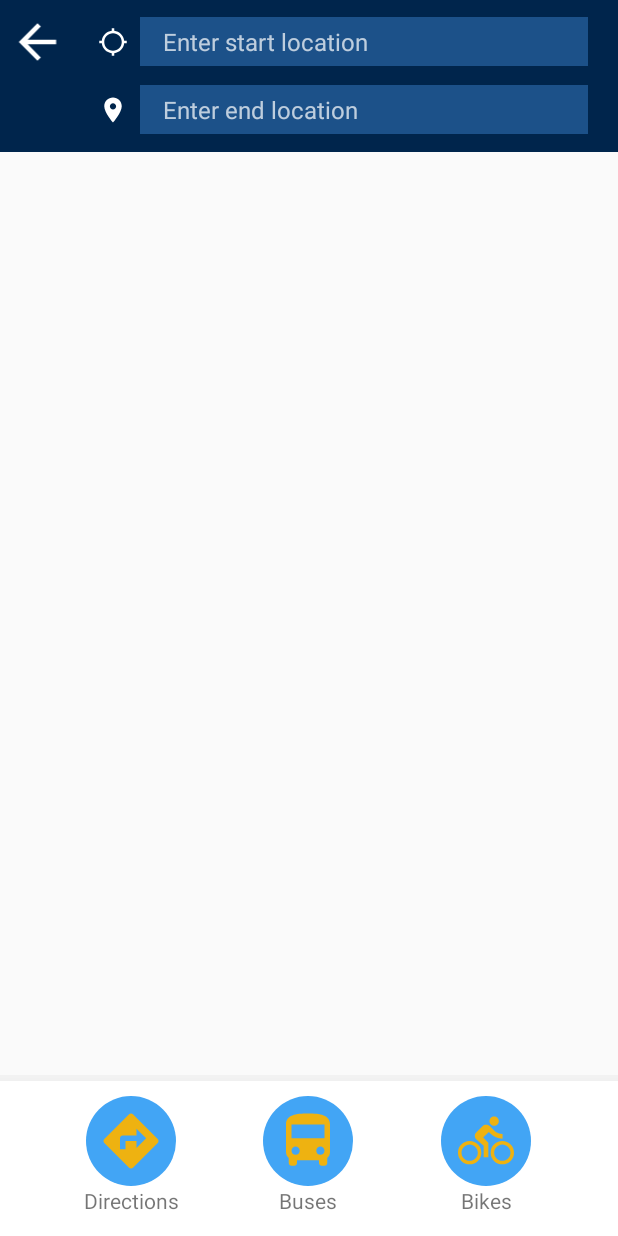
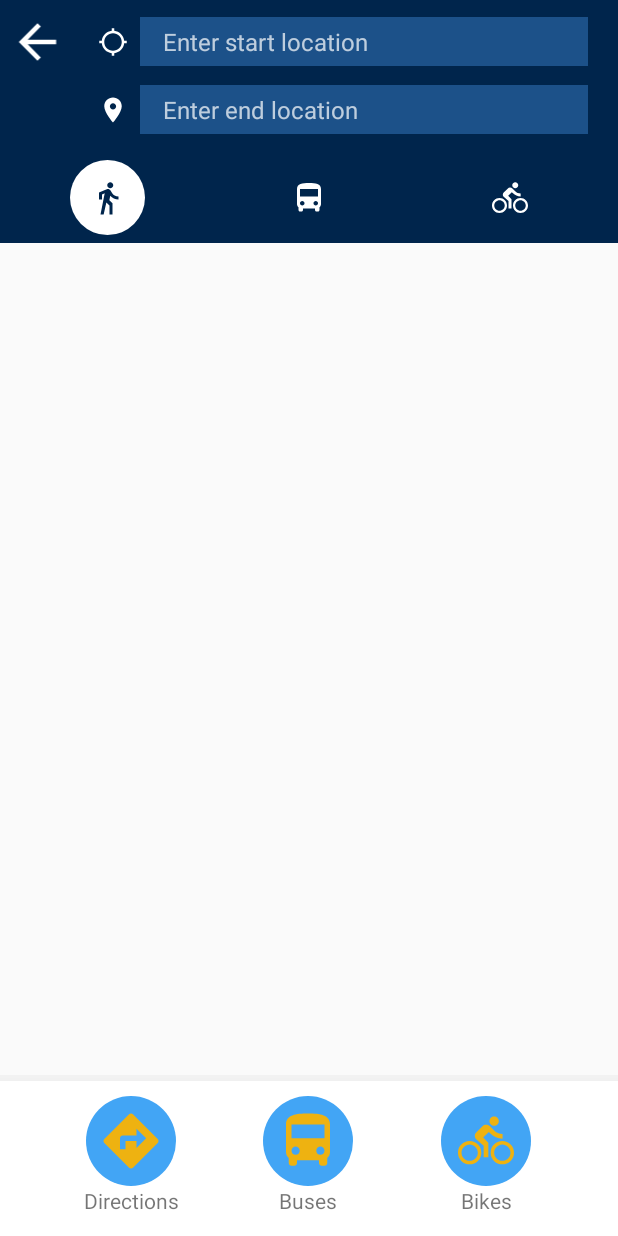
Before and after one commit to spybug/GTCampusNavigation, an Android app: the screen it shows after launch (MainActivity), after a tap on an icon or button, on a phone screen of 412 x 824 dp. Run offline under Robolectric (Android 15) with nearby library versions, the phone set to English and light mode, and no system bars; libraries missing offline, so code that uses them is left out: com.mapbox.mapboxsdk, com.mapbox.services; 10 statements that could not run were skipped.

Commit message:
Added directions mode choosing buttons and ability to switch between them
(cherry picked from commit 0e1ca51f73befa5587d36f7f87aea1e1e1e69cd6)

```diff
--- a/Android/app/src/main/java/com/spybug/gtnav/DirectionsMenuFragment.java
+++ b/Android/app/src/main/java/com/spybug/gtnav/DirectionsMenuFragment.java
@@ -1,6 +1,7 @@
 package com.spybug.gtnav;
 
 import android.content.Context;
+import android.graphics.Color;
 import android.net.Uri;
 import android.os.Bundle;
 import android.support.v4.app.Fragment;
@@ -11,6 +12,7 @@ import android.view.ViewGroup;
 import android.view.inputmethod.EditorInfo;
 import android.view.inputmethod.InputMethodManager;
 import android.widget.EditText;
+import android.widget.ImageButton;
 import android.widget.TextView;
 
 import com.mapbox.mapboxsdk.geometry.LatLng;
@@ -28,6 +30,12 @@ public class DirectionsMenuFragment extends Fragment {
     private OnFragmentInteractionListener mListener;
     private Communicator mCommunicator;
     private EditText startLocation, endLocation;
+    private ImageButton walkingButton, busesButton, bikingButton;
+
+    private enum SelectedMode {WALKING, BUSES, BIKING};
+    private SelectedMode curSelectedMode;
+
+    private final int transparent = Color.argb(0,0,0,0);
 
     public DirectionsMenuFragment() {
         // Required empty public constructor
@@ -58,10 +66,49 @@ public class DirectionsMenuFragment extends Fragment {
     public View onCreateView(LayoutInflater inflater, ViewGroup container,
                              Bundle savedInstanceState) {
         View v = inflater.inflate(R.layout.fragment_directions_menu, container, false);
+        final View myView = v;
 
         startLocation = v.findViewById(R.id.start_location);
         endLocation = v.findViewById(R.id.end_location);
-        final View myView = v;
+        walkingButton = v.findViewById(R.id.mode_walking_button);
+        busesButton = v.findViewById(R.id.mode_buses_button);
+        bikingButton = v.findViewById(R.id.mode_biking_button);
+
+        curSelectedMode = SelectedMode.WALKING; //Default to walking, but should load from user prefs/last value
+        modeChanged(curSelectedMode);
+
+        View.OnClickListener modeClickListener = new View.OnClickListener() {
+            @Override
+            public void onClick(View view) {
+                ImageButton clickedButton = (ImageButton) view;
+                switch (clickedButton.getId()) {
+                    case R.id.mode_walking_button:
+                        if (curSelectedMode != SelectedMode.WALKING) {
+                            modeChanged(SelectedMode.WALKING);
+                            curSelectedMode = SelectedMode.WALKING;
+                        }
+                        break;
+                    case R.id.mode_buses_button:
+                        if (curSelectedMode != SelectedMode.BUSES) {
+                            modeChanged(SelectedMode.BUSES);
+                            curSelectedMode = SelectedMode.BUSES;
+                        }
+                        break;
+                    case R.id.mode_biking_button:
+                        if (curSelectedMode != SelectedMode.BIKING) {
+                            modeChanged(SelectedMode.BIKING);
+                            curSelectedMode = SelectedMode.BIKING;
+                        }
+                        break;
+                    default:
+                        break;
+                }
+            }
+        };
+
+        walkingButton.setOnClickListener(modeClickListener);
+        busesButton.setOnClickListener(modeClickListener);
+        bikingButton.setOnClickListener(modeClickListener);
 
         endLocation.setOnEditorActionListener(new EditText.OnEditorActionListener() {
             @Override
@@ -91,6 +138,9 @@ public class DirectionsMenuFragment extends Fragment {
                 }
             }
         });
+
+
+
         return v;
     }
 
@@ -112,6 +162,39 @@ public class DirectionsMenuFragment extends Fragment {
         mListener = null;
     }
 
+    //Updates UI to select newMode
+    private void modeChanged(SelectedMode newMode) {
+        switch (newMode) {
+            case WALKING:
+                resetImageButton(bikingButton);
+                resetImageButton(busesButton);
+                focusImageButton(walkingButton);
+                break;
+            case BUSES:
+                resetImageButton(walkingButton);
+                resetImageButton(bikingButton);
+                focusImageButton(busesButton);
+                break;
+            case BIKING:
+                resetImageButton(walkingButton);
+                resetImageButton(busesButton);
+                focusImageButton(bikingButton);
+                break;
+            default:
+                break;
+        }
+    }
+
+    private void resetImageButton(ImageButton imageButton) {
+        imageButton.setBackgroundColor(transparent);
+        imageButton.setColorFilter(getResources().getColor(R.color.white));
+    }
+
+    private void focusImageButton(ImageButton imageButton) {
+        imageButton.setBackground(getResources().getDrawable(R.drawable.round_button_white));
+        imageButton.setColorFilter(getResources().getColor(R.color.directionsBar));
+    }
+
     /**
      * This interface must be implemented by activities that contain this
      * fragment to allow an interaction in this fragment to be communicated
--- /dev/null
+++ b/Android/app/src/main/res/drawable/ic_person_walk_black.xml
@@ -0,0 +1,9 @@
+<vector xmlns:android="http://schemas.android.com/apk/res/android"
+        android:width="24dp"
+        android:height="24dp"
+        android:viewportWidth="24.0"
+        android:viewportHeight="24.0">
+    <path
+        android:fillColor="#FF000000"
+        android:pathData="M13.5,5.5c1.1,0 2,-0.9 2,-2s-0.9,-2 -2,-2 -2,0.9 -2,2 0.9,2 2,2zM9.8,8.9L7,23h2.1l1.8,-8 2.1,2v6h2v-7.5l-2.1,-2 0.6,-3C14.8,12 16.8,13 19,13v-2c-1.9,0 -3.5,-1 -4.3,-2.4l-1,-1.6c-0.4,-0.6 -1,-1 -1.7,-1 -0.3,0 -0.5,0.1 -0.8,0.1L6,8.3V13h2V9.6l1.8,-0.7"/>
+</vector>
--- /dev/null
+++ b/Android/app/src/main/res/drawable/round_button_white.xml
@@ -0,0 +1,13 @@
+<?xml version="1.0" encoding="utf-8"?>
+<selector xmlns:android="http://schemas.android.com/apk/res/android">
+    <item android:state_pressed="false">
+        <shape android:shape="oval">
+            <solid android:color="#FFFFFF"/>
+        </shape>
+    </item>
+    <item android:state_pressed="true">
+        <shape android:shape="oval">
+            <solid android:color="#f2f2f2"/>
+        </shape>
+    </item>
+</selector>
--- a/Android/app/src/main/res/layout/fragment_directions_menu.xml
+++ b/Android/app/src/main/res/layout/fragment_directions_menu.xml
@@ -5,10 +5,16 @@
     android:layout_width="match_parent"
     android:layout_height="wrap_content"
     android:background="@color/directionsBar"
+    android:orientation="vertical"
+    tools:context="com.spybug.gtnav.DirectionsMenuFragment">
+
+    <LinearLayout
+        android:background="@android:color/transparent"
+        android:layout_width="match_parent"
+        android:layout_height="wrap_content"
         android:orientation="horizontal"
         android:paddingBottom="5dp"
-    android:paddingTop="5dp"
-    tools:context="com.spybug.gtnav.DirectionsMenuFragment">
+        android:paddingTop="5dp">
 
         <ImageButton
             android:id="@+id/directions_back_button"
@@ -100,5 +106,60 @@
                     android:textSize="16sp"/>
             </LinearLayout>
         </LinearLayout>
+    </LinearLayout>
+
+    <LinearLayout
+        android:layout_width="match_parent"
+        android:layout_height="wrap_content"
+        android:layout_gravity="center"
+        android:paddingStart="5dp"
+        android:paddingEnd="5dp">
+
+        <FrameLayout
+            android:layout_width="wrap_content"
+            android:layout_height="wrap_content"
+            android:layout_weight="1">
+            <ImageButton
+                android:id="@+id/mode_walking_button"
+                android:layout_gravity="center"
+                android:layout_width="50dp"
+                android:layout_height="50dp"
+                android:layout_margin="5dp"
+                android:background="@android:color/transparent"
+                android:src="@drawable/ic_person_walk_black"
+                android:tint="@color/white"
+                />
+        </FrameLayout>
+        <FrameLayout
+            android:layout_width="wrap_content"
+            android:layout_height="wrap_content"
+            android:layout_weight="1">
+            <ImageButton
+                android:id="@+id/mode_buses_button"
+                android:layout_width="50dp"
+                android:layout_height="50dp"
+                android:layout_gravity="center"
+                android:background="@android:color/transparent"
+                android:src="@drawable/ic_bus_black"
+                android:tint="@color/white"
+                android:layout_margin="5dp"
+                />
+        </FrameLayout>
+        <FrameLayout
+            android:layout_width="wrap_content"
+            android:layout_height="wrap_content"
+            android:layout_weight="1">
+            <ImageButton
+                android:id="@+id/mode_biking_button"
+                android:layout_width="50dp"
+                android:layout_height="50dp"
+                android:layout_gravity="center"
+                android:background="@android:color/transparent"
+                android:src="@drawable/ic_bike_black"
+                android:tint="@color/white"
+                android:layout_margin="5dp"
+                />
+        </FrameLayout>
+    </LinearLayout>
 
 </LinearLayout>
--- a/Android/app/src/main/res/values/colors.xml
+++ b/Android/app/src/main/res/values/colors.xml
@@ -9,4 +9,5 @@
     <color name="directionsBar">#00254c</color> <!-- GT Link hover -->
     <color name="directionsBarEditText">#1c5189</color>
     <color name="directionsTextHint">#b7ffffff</color>
+    <color name="white">#ffffff</color>
 </resources>
```
Lines whose indentation alone changed are shown as unchanged.
